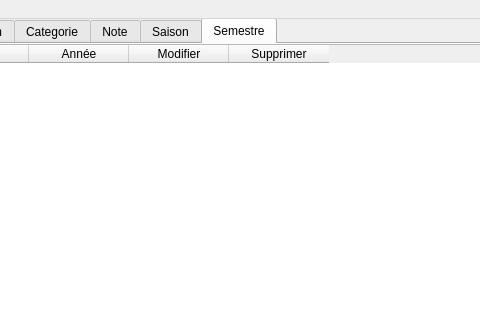
Timost/LO21, file mainfenetre.ui: the form before one commit; both pictures show x 174 to 654 and y 0 to 320 of the 807 by 452 pixel window.
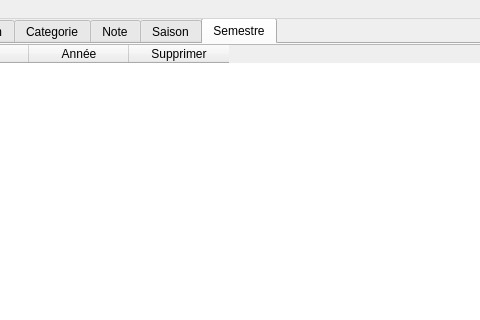
The form after the commit.

```diff
--- a/mainfenetre.ui
+++ b/mainfenetre.ui
@@ -274,11 +274,6 @@
         <string>Année</string>
        </property>
       </column>
-      <column>
-       <property name="text">
-        <string>Modifier</string>
-       </property>
-      </column>
       <column>
        <property name="text">
         <string>Supprimer</string>
```
